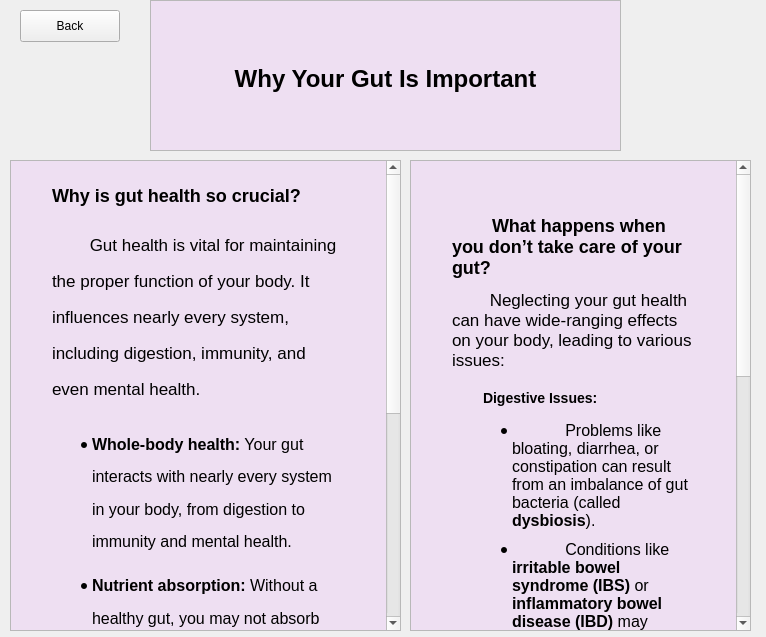
First picture: the form in A8EduApp/whyguthealthwidget.ui, repository University-of-Utah-CS3505/a9-edu-app-f24-00Calvin00, before the edit.
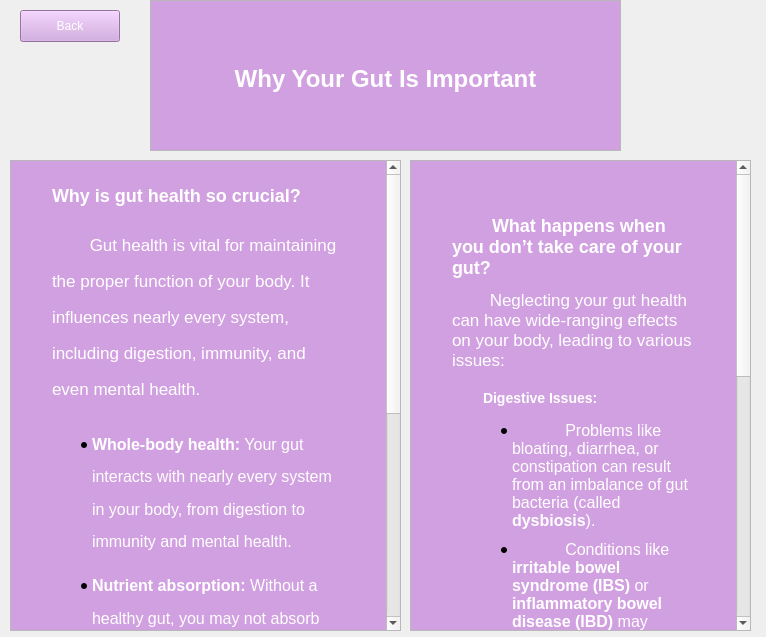
Second picture: the form after the edit.

Patch:
```diff
--- a/A8EduApp/whyguthealthwidget.ui
+++ b/A8EduApp/whyguthealthwidget.ui
@@ -23,7 +23,8 @@
     </rect>
    </property>
    <property name="styleSheet">
-    <string notr="true">color: rgb(0, 0, 0);</string>
+    <string notr="true">background-color: rgb(209, 160, 224);
+color: rgb(255, 255, 255);</string>
    </property>
    <property name="text">
     <string>Back</string>
@@ -48,9 +49,9 @@
 hr { height: 1px; border-width: 0; }
 li.unchecked::marker { content: &quot;\2610&quot;; }
 li.checked::marker { content: &quot;\2612&quot;; }
-&lt;/style&gt;&lt;/head&gt;&lt;body style=&quot; font-family:'Segoe UI'; font-size:9pt; font-weight:400; font-style:normal;&quot; bgcolor=&quot;#eedff2&quot;&gt;
-&lt;p style=&quot; margin-top:0px; margin-bottom:0px; margin-left:0px; margin-right:0px; -qt-block-indent:0; text-indent:0px;&quot;&gt;&lt;span style=&quot; font-family:'.AppleSystemUIFont'; font-size:13pt; color:#000000;&quot;&gt;    &lt;/span&gt;&lt;/p&gt;
-&lt;h1 align=&quot;center&quot; style=&quot; margin-top:40px; margin-bottom:30px; margin-left:37px; margin-right:37px; -qt-block-indent:0; text-indent:0px; line-height:180%;&quot;&gt;&lt;span style=&quot; font-family:'Times New Roman','Times','serif'; font-size:13pt; font-weight:700; color:#000000;&quot;&gt;Why Your Gut Is Important&lt;/span&gt;&lt;/h1&gt;&lt;/body&gt;&lt;/html&gt;</string>
+&lt;/style&gt;&lt;/head&gt;&lt;body style=&quot; font-family:'.AppleSystemUIFont'; font-size:13pt; font-weight:400; font-style:normal;&quot; bgcolor=&quot;#d1a0e0&quot;&gt;
+&lt;p style=&quot; margin-top:0px; margin-bottom:0px; margin-left:0px; margin-right:0px; -qt-block-indent:0; text-indent:0px;&quot;&gt;&lt;span style=&quot; color:#000000;&quot;&gt;    &lt;/span&gt;&lt;/p&gt;
+&lt;h1 align=&quot;center&quot; style=&quot; margin-top:40px; margin-bottom:30px; margin-left:37px; margin-right:37px; -qt-block-indent:0; text-indent:0px; line-height:180%;&quot;&gt;&lt;span style=&quot; font-family:'Times New Roman','Times','serif'; font-size:xx-large; font-weight:700; color:#ffffff;&quot;&gt;Why Your Gut Is Important&lt;/span&gt;&lt;/h1&gt;&lt;/body&gt;&lt;/html&gt;</string>
    </property>
   </widget>
   <widget class="QTextBrowser" name="textBrowser_2">
@@ -72,15 +73,15 @@
 hr { height: 1px; border-width: 0; }
 li.unchecked::marker { content: &quot;\2610&quot;; }
 li.checked::marker { content: &quot;\2612&quot;; }
-&lt;/style&gt;&lt;/head&gt;&lt;body style=&quot; font-family:'Segoe UI'; font-size:9pt; font-weight:400; font-style:normal;&quot; bgcolor=&quot;#eedff2&quot;&gt;
-&lt;p style=&quot; margin-top:0px; margin-bottom:0px; margin-left:0px; margin-right:0px; -qt-block-indent:0; text-indent:0px;&quot;&gt;&lt;span style=&quot; font-family:'.AppleSystemUIFont'; font-size:13pt; color:#000000;&quot;&gt;    &lt;/span&gt;&lt;/p&gt;
-&lt;h2 style=&quot; margin-top:0px; margin-bottom:12px; margin-left:37px; margin-right:37px; -qt-block-indent:0; text-indent:0px; line-height:180%;&quot;&gt;&lt;span style=&quot; font-family:'Times New Roman','Times','serif'; font-size:13pt; font-weight:700; color:#000000;&quot;&gt;Why is gut health so crucial?&lt;/span&gt;&lt;span style=&quot; font-family:'.AppleSystemUIFont'; font-size:13pt; font-weight:700; color:#000000;&quot;&gt;    &lt;/span&gt;&lt;/h2&gt;
-&lt;p style=&quot; margin-top:12px; margin-bottom:20px; margin-left:37px; margin-right:37px; -qt-block-indent:0; text-indent:0px; line-height:180%;&quot;&gt;&lt;span style=&quot; font-family:'Times New Roman','Times','serif'; font-size:13pt; color:#000000;&quot;&gt;        Gut health is vital for maintaining the proper function of your body. It influences nearly every system, including digestion, immunity, and even mental health.    &lt;/span&gt;&lt;span style=&quot; font-family:'.AppleSystemUIFont'; font-size:13pt; color:#ffffff;&quot;&gt;    &lt;/span&gt;&lt;/p&gt;
+&lt;/style&gt;&lt;/head&gt;&lt;body style=&quot; font-family:'.AppleSystemUIFont'; font-size:13pt; font-weight:400; font-style:normal;&quot; bgcolor=&quot;#d1a0e0&quot;&gt;
+&lt;p style=&quot; margin-top:0px; margin-bottom:0px; margin-left:0px; margin-right:0px; -qt-block-indent:0; text-indent:0px;&quot;&gt;&lt;span style=&quot; color:#000000;&quot;&gt;    &lt;/span&gt;&lt;/p&gt;
+&lt;h2 style=&quot; margin-top:0px; margin-bottom:12px; margin-left:37px; margin-right:37px; -qt-block-indent:0; text-indent:0px; line-height:180%;&quot;&gt;&lt;span style=&quot; font-family:'Times New Roman','Times','serif'; font-size:x-large; font-weight:700; color:#ffffff;&quot;&gt;Why is gut health so crucial?&lt;/span&gt;&lt;span style=&quot; font-size:x-large; font-weight:700; color:#000000;&quot;&gt;    &lt;/span&gt;&lt;/h2&gt;
+&lt;p style=&quot; margin-top:12px; margin-bottom:20px; margin-left:37px; margin-right:37px; -qt-block-indent:0; text-indent:0px; line-height:180%;&quot;&gt;&lt;span style=&quot; font-family:'Times New Roman','Times','serif'; color:#ffffff;&quot;&gt;        Gut health is vital for maintaining the proper function of your body. It influences nearly every system, including digestion, immunity, and even mental health.    &lt;/span&gt;&lt;span style=&quot; color:#ffffff;&quot;&gt;    &lt;/span&gt;&lt;/p&gt;
 &lt;ul style=&quot;margin-top: 0px; margin-bottom: 0px; margin-left: 0px; margin-right: 0px; -qt-list-indent: 1;&quot;&gt;
-&lt;li style=&quot; font-family:'Times New Roman','Times','serif'; font-size:13pt; color:#000000;&quot; style=&quot; margin-top:15px; margin-bottom:10px; margin-left:37px; margin-right:37px; -qt-block-indent:0; text-indent:0px; line-height:180%;&quot;&gt;&lt;span style=&quot; font-size:16px; font-weight:700;&quot;&gt;Whole-body health:&lt;/span&gt;&lt;span style=&quot; font-size:16px;&quot;&gt; Your gut interacts with nearly every system in your body, from digestion to immunity and mental health.&lt;/span&gt;&lt;span style=&quot; font-family:'.AppleSystemUIFont'; font-size:16px;&quot;&gt;        &lt;/span&gt;&lt;/li&gt;
-&lt;li style=&quot; font-family:'Times New Roman','Times','serif'; font-size:13pt; color:#000000;&quot; style=&quot; margin-top:0px; margin-bottom:10px; margin-left:37px; margin-right:37px; -qt-block-indent:0; text-indent:0px; line-height:180%;&quot;&gt;&lt;span style=&quot; font-size:16px; font-weight:700;&quot;&gt;Nutrient absorption:&lt;/span&gt;&lt;span style=&quot; font-size:16px;&quot;&gt; Without a healthy gut, you may not absorb essential nutrients properly, leading to deficiencies.&lt;/span&gt;&lt;span style=&quot; font-family:'.AppleSystemUIFont'; font-size:16px;&quot;&gt;        &lt;/span&gt;&lt;/li&gt;
-&lt;li style=&quot; font-family:'Times New Roman','Times','serif'; font-size:13pt; color:#000000;&quot; style=&quot; margin-top:0px; margin-bottom:10px; margin-left:37px; margin-right:37px; -qt-block-indent:0; text-indent:0px; line-height:180%;&quot;&gt;&lt;span style=&quot; font-size:16px; font-weight:700;&quot;&gt;Mental health:&lt;/span&gt;&lt;span style=&quot; font-size:16px;&quot;&gt; Your gut and brain communicate via the &lt;/span&gt;&lt;span style=&quot; font-size:16px; font-weight:700;&quot;&gt;gut-brain axis&lt;/span&gt;&lt;span style=&quot; font-size:16px;&quot;&gt;. Poor gut health can contribute to anxiety and depression.&lt;/span&gt;&lt;span style=&quot; font-family:'.AppleSystemUIFont'; font-size:16px;&quot;&gt;        &lt;/span&gt;&lt;/li&gt;
-&lt;li style=&quot; font-family:'Times New Roman','Times','serif'; font-size:13pt; color:#000000;&quot; style=&quot; margin-top:0px; margin-bottom:25px; margin-left:37px; margin-right:37px; -qt-block-indent:0; text-indent:0px; line-height:180%;&quot;&gt;&lt;span style=&quot; font-size:16px; font-weight:700;&quot;&gt;Immune defense:&lt;/span&gt;&lt;span style=&quot; font-size:16px;&quot;&gt; A healthy gut microbiome helps protect your body from infections and strengthens your immune system.&lt;/span&gt;&lt;span style=&quot; font-family:'.AppleSystemUIFont'; font-size:16px;&quot;&gt;    &lt;/span&gt;&lt;/li&gt;&lt;/ul&gt;&lt;/body&gt;&lt;/html&gt;</string>
+&lt;li style=&quot; font-family:'Times New Roman','Times','serif'; color:#ffffff;&quot; style=&quot; margin-top:15px; margin-bottom:10px; margin-left:37px; margin-right:37px; -qt-block-indent:0; text-indent:0px; line-height:180%;&quot;&gt;&lt;span style=&quot; font-size:16px; font-weight:700;&quot;&gt;Whole-body health:&lt;/span&gt;&lt;span style=&quot; font-size:16px;&quot;&gt; Your gut interacts with nearly every system in your body, from digestion to immunity and mental health.&lt;/span&gt;&lt;span style=&quot; font-family:'.AppleSystemUIFont'; font-size:16px;&quot;&gt;        &lt;/span&gt;&lt;/li&gt;
+&lt;li style=&quot; font-family:'Times New Roman','Times','serif'; color:#ffffff;&quot; style=&quot; margin-top:0px; margin-bottom:10px; margin-left:37px; margin-right:37px; -qt-block-indent:0; text-indent:0px; line-height:180%;&quot;&gt;&lt;span style=&quot; font-size:16px; font-weight:700;&quot;&gt;Nutrient absorption:&lt;/span&gt;&lt;span style=&quot; font-size:16px;&quot;&gt; Without a healthy gut, you may not absorb essential nutrients properly, leading to deficiencies.&lt;/span&gt;&lt;span style=&quot; font-family:'.AppleSystemUIFont'; font-size:16px;&quot;&gt;        &lt;/span&gt;&lt;/li&gt;
+&lt;li style=&quot; font-family:'Times New Roman','Times','serif'; color:#ffffff;&quot; style=&quot; margin-top:0px; margin-bottom:10px; margin-left:37px; margin-right:37px; -qt-block-indent:0; text-indent:0px; line-height:180%;&quot;&gt;&lt;span style=&quot; font-size:16px; font-weight:700;&quot;&gt;Mental health:&lt;/span&gt;&lt;span style=&quot; font-size:16px;&quot;&gt; Your gut and brain communicate via the &lt;/span&gt;&lt;span style=&quot; font-size:16px; font-weight:700;&quot;&gt;gut-brain axis&lt;/span&gt;&lt;span style=&quot; font-size:16px;&quot;&gt;. Poor gut health can contribute to anxiety and depression.&lt;/span&gt;&lt;span style=&quot; font-family:'.AppleSystemUIFont'; font-size:16px;&quot;&gt;        &lt;/span&gt;&lt;/li&gt;
+&lt;li style=&quot; font-family:'Times New Roman','Times','serif'; color:#ffffff;&quot; style=&quot; margin-top:0px; margin-bottom:25px; margin-left:37px; margin-right:37px; -qt-block-indent:0; text-indent:0px; line-height:180%;&quot;&gt;&lt;span style=&quot; font-size:16px; font-weight:700;&quot;&gt;Immune defense:&lt;/span&gt;&lt;span style=&quot; font-size:16px;&quot;&gt; A healthy gut microbiome helps protect your body from infections and strengthens your immune system.&lt;/span&gt;&lt;span style=&quot; font-family:'.AppleSystemUIFont'; font-size:16px;&quot;&gt;    &lt;/span&gt;&lt;/li&gt;&lt;/ul&gt;&lt;/body&gt;&lt;/html&gt;</string>
    </property>
   </widget>
   <widget class="QTextBrowser" name="textBrowser_3">
@@ -102,22 +103,22 @@
 hr { height: 1px; border-width: 0; }
 li.unchecked::marker { content: &quot;\2610&quot;; }
 li.checked::marker { content: &quot;\2612&quot;; }
-&lt;/style&gt;&lt;/head&gt;&lt;body style=&quot; font-family:'Segoe UI'; font-size:9pt; font-weight:400; font-style:normal;&quot; bgcolor=&quot;#eedff2&quot;&gt;
-&lt;p style=&quot; margin-top:0px; margin-bottom:0px; margin-left:0px; margin-right:0px; -qt-block-indent:0; text-indent:0px;&quot;&gt;&lt;span style=&quot; font-family:'.AppleSystemUIFont'; font-size:13pt;&quot;&gt;    &lt;/span&gt;&lt;/p&gt;
-&lt;h2 style=&quot; margin-top:30px; margin-bottom:12px; margin-left:37px; margin-right:37px; -qt-block-indent:0; text-indent:0px;&quot;&gt;&lt;span style=&quot; font-family:'.AppleSystemUIFont'; font-size:13pt; font-weight:700; color:#000000;&quot;&gt;        &lt;/span&gt;&lt;span style=&quot; font-family:'Times New Roman','Times','serif'; font-size:13pt; font-weight:700; color:#000000;&quot;&gt;What happens when you don’t take care of your gut?&lt;/span&gt;&lt;span style=&quot; font-family:'.AppleSystemUIFont'; font-size:13pt; font-weight:700; color:#ffffff;&quot;&gt;    &lt;/span&gt;&lt;span style=&quot; font-family:'.AppleSystemUIFont'; font-size:13pt; font-weight:700;&quot;&gt;    &lt;/span&gt;&lt;/h2&gt;
-&lt;p style=&quot; margin-top:12px; margin-bottom:20px; margin-left:37px; margin-right:37px; -qt-block-indent:0; text-indent:0px;&quot;&gt;&lt;span style=&quot; font-family:'.AppleSystemUIFont'; font-size:13pt; color:#000000;&quot;&gt;        &lt;/span&gt;&lt;span style=&quot; font-family:'Times New Roman','Times','serif'; font-size:13pt; color:#000000;&quot;&gt;Neglecting your gut health can have wide-ranging effects on your body, leading to various issues:&lt;/span&gt;&lt;span style=&quot; font-family:'.AppleSystemUIFont'; font-size:13pt; color:#000000;&quot;&gt;    &lt;/span&gt;&lt;span style=&quot; font-family:'.AppleSystemUIFont'; font-size:13pt;&quot;&gt;    &lt;/span&gt;&lt;/p&gt;
-&lt;h3 style=&quot; margin-top:14px; margin-bottom:12px; margin-left:37px; margin-right:37px; -qt-block-indent:0; text-indent:0px;&quot;&gt;&lt;span style=&quot; font-family:'.AppleSystemUIFont'; font-size:13pt; font-weight:700; color:#000000;&quot;&gt;        &lt;/span&gt;&lt;span style=&quot; font-family:'Times New Roman','Times','serif'; font-size:13pt; font-weight:700; color:#000000;&quot;&gt;Digestive Issues:&lt;/span&gt;&lt;span style=&quot; font-family:'.AppleSystemUIFont'; font-size:13pt; font-weight:700; color:#000000;&quot;&gt;    &lt;/span&gt;&lt;span style=&quot; font-family:'.AppleSystemUIFont'; font-size:13pt; font-weight:700;&quot;&gt;    &lt;/span&gt;&lt;/h3&gt;
+&lt;/style&gt;&lt;/head&gt;&lt;body style=&quot; font-family:'.AppleSystemUIFont'; font-size:13pt; font-weight:400; font-style:normal;&quot; bgcolor=&quot;#d1a0e0&quot;&gt;
+&lt;p style=&quot; margin-top:0px; margin-bottom:0px; margin-left:0px; margin-right:0px; -qt-block-indent:0; text-indent:0px;&quot;&gt;    &lt;/p&gt;
+&lt;h2 style=&quot; margin-top:30px; margin-bottom:12px; margin-left:37px; margin-right:37px; -qt-block-indent:0; text-indent:0px;&quot;&gt;&lt;span style=&quot; font-size:x-large; font-weight:700; color:#000000;&quot;&gt;        &lt;/span&gt;&lt;span style=&quot; font-family:'Times New Roman','Times','serif'; font-size:x-large; font-weight:700; color:#ffffff;&quot;&gt;What happens when you don’t take care of your gut?&lt;/span&gt;&lt;span style=&quot; font-size:x-large; font-weight:700; color:#ffffff;&quot;&gt;    &lt;/span&gt;&lt;span style=&quot; font-size:x-large; font-weight:700;&quot;&gt;    &lt;/span&gt;&lt;/h2&gt;
+&lt;p style=&quot; margin-top:12px; margin-bottom:20px; margin-left:37px; margin-right:37px; -qt-block-indent:0; text-indent:0px;&quot;&gt;&lt;span style=&quot; color:#ffffff;&quot;&gt;        &lt;/span&gt;&lt;span style=&quot; font-family:'Times New Roman','Times','serif'; color:#ffffff;&quot;&gt;Neglecting your gut health can have wide-ranging effects on your body, leading to various issues:&lt;/span&gt;&lt;span style=&quot; color:#000000;&quot;&gt;    &lt;/span&gt;    &lt;/p&gt;
+&lt;h3 style=&quot; margin-top:14px; margin-bottom:12px; margin-left:37px; margin-right:37px; -qt-block-indent:0; text-indent:0px;&quot;&gt;&lt;span style=&quot; font-size:large; font-weight:700; color:#000000;&quot;&gt;        &lt;/span&gt;&lt;span style=&quot; font-family:'Times New Roman','Times','serif'; font-size:large; font-weight:700; color:#ffffff;&quot;&gt;Digestive Issues:&lt;/span&gt;&lt;span style=&quot; font-size:large; font-weight:700; color:#000000;&quot;&gt;    &lt;/span&gt;&lt;span style=&quot; font-size:large; font-weight:700;&quot;&gt;    &lt;/span&gt;&lt;/h3&gt;
 &lt;ul style=&quot;margin-top: 0px; margin-bottom: 0px; margin-left: 0px; margin-right: 0px; -qt-list-indent: 1;&quot;&gt;
-&lt;li style=&quot; font-family:'Times New Roman','Times','serif'; font-size:13pt; color:#000000;&quot; style=&quot; margin-top:15px; margin-bottom:10px; margin-left:57px; margin-right:37px; -qt-block-indent:0; text-indent:0px;&quot;&gt;&lt;span style=&quot; font-size:16px;&quot;&gt;            Problems like bloating, diarrhea, or constipation can result from an imbalance of gut bacteria (called &lt;/span&gt;&lt;span style=&quot; font-size:16px; font-weight:700;&quot;&gt;dysbiosis&lt;/span&gt;&lt;span style=&quot; font-size:16px;&quot;&gt;).        &lt;/span&gt;&lt;span style=&quot; font-family:'.AppleSystemUIFont'; font-size:16px;&quot;&gt;        &lt;/span&gt;&lt;/li&gt;
-&lt;li style=&quot; font-family:'Times New Roman','Times','serif'; font-size:13pt; color:#000000;&quot; style=&quot; margin-top:0px; margin-bottom:25px; margin-left:57px; margin-right:37px; -qt-block-indent:0; text-indent:0px;&quot;&gt;&lt;span style=&quot; font-size:16px;&quot;&gt;            Conditions like &lt;/span&gt;&lt;span style=&quot; font-size:16px; font-weight:700;&quot;&gt;irritable bowel syndrome (IBS)&lt;/span&gt;&lt;span style=&quot; font-size:16px;&quot;&gt; or &lt;/span&gt;&lt;span style=&quot; font-size:16px; font-weight:700;&quot;&gt;inflammatory bowel disease (IBD)&lt;/span&gt;&lt;span style=&quot; font-size:16px;&quot;&gt; may worsen with poor gut health.        &lt;/span&gt;&lt;span style=&quot; font-family:'.AppleSystemUIFont'; font-size:16px;&quot;&gt;        &lt;/span&gt;&lt;/li&gt;&lt;/ul&gt;
-&lt;h3 style=&quot; margin-top:14px; margin-bottom:12px; margin-left:37px; margin-right:37px; -qt-block-indent:0; text-indent:0px;&quot;&gt;&lt;span style=&quot; font-family:'.AppleSystemUIFont'; font-size:13pt; font-weight:700; color:#000000;&quot;&gt;        &lt;/span&gt;&lt;span style=&quot; font-family:'Times New Roman','Times','serif'; font-size:13pt; font-weight:700; color:#000000;&quot;&gt;Chronic Diseases:&lt;/span&gt;&lt;span style=&quot; font-family:'.AppleSystemUIFont'; font-size:13pt; font-weight:700; color:#000000;&quot;&gt;    &lt;/span&gt;&lt;span style=&quot; font-family:'.AppleSystemUIFont'; font-size:13pt; font-weight:700;&quot;&gt;    &lt;/span&gt;&lt;/h3&gt;
+&lt;li style=&quot; font-family:'Times New Roman','Times','serif'; color:#ffffff;&quot; style=&quot; margin-top:15px; margin-bottom:10px; margin-left:57px; margin-right:37px; -qt-block-indent:0; text-indent:0px;&quot;&gt;&lt;span style=&quot; font-size:16px;&quot;&gt;            Problems like bloating, diarrhea, or constipation can result from an imbalance of gut bacteria (called &lt;/span&gt;&lt;span style=&quot; font-size:16px; font-weight:700;&quot;&gt;dysbiosis&lt;/span&gt;&lt;span style=&quot; font-size:16px;&quot;&gt;).        &lt;/span&gt;&lt;span style=&quot; font-family:'.AppleSystemUIFont'; font-size:16px;&quot;&gt;        &lt;/span&gt;&lt;/li&gt;
+&lt;li style=&quot; font-family:'Times New Roman','Times','serif'; color:#ffffff;&quot; style=&quot; margin-top:0px; margin-bottom:25px; margin-left:57px; margin-right:37px; -qt-block-indent:0; text-indent:0px;&quot;&gt;&lt;span style=&quot; font-size:16px;&quot;&gt;            Conditions like &lt;/span&gt;&lt;span style=&quot; font-size:16px; font-weight:700;&quot;&gt;irritable bowel syndrome (IBS)&lt;/span&gt;&lt;span style=&quot; font-size:16px;&quot;&gt; or &lt;/span&gt;&lt;span style=&quot; font-size:16px; font-weight:700;&quot;&gt;inflammatory bowel disease (IBD)&lt;/span&gt;&lt;span style=&quot; font-size:16px;&quot;&gt; may worsen with poor gut health.        &lt;/span&gt;&lt;span style=&quot; font-family:'.AppleSystemUIFont'; font-size:16px;&quot;&gt;        &lt;/span&gt;&lt;/li&gt;&lt;/ul&gt;
+&lt;h3 style=&quot; margin-top:14px; margin-bottom:12px; margin-left:37px; margin-right:37px; -qt-block-indent:0; text-indent:0px;&quot;&gt;&lt;span style=&quot; font-size:large; font-weight:700; color:#000000;&quot;&gt;        &lt;/span&gt;&lt;span style=&quot; font-family:'Times New Roman','Times','serif'; font-size:large; font-weight:700; color:#ffffff;&quot;&gt;Chronic Diseases:&lt;/span&gt;&lt;span style=&quot; font-size:large; font-weight:700; color:#000000;&quot;&gt;    &lt;/span&gt;&lt;span style=&quot; font-size:large; font-weight:700;&quot;&gt;    &lt;/span&gt;&lt;/h3&gt;
 &lt;ul style=&quot;margin-top: 0px; margin-bottom: 0px; margin-left: 0px; margin-right: 0px; -qt-list-indent: 1;&quot;&gt;
-&lt;li style=&quot; font-family:'Times New Roman','Times','serif'; font-size:13pt; color:#000000;&quot; style=&quot; margin-top:15px; margin-bottom:10px; margin-left:57px; margin-right:37px; -qt-block-indent:0; text-indent:0px;&quot;&gt;&lt;span style=&quot; font-size:16px;&quot;&gt;            &lt;/span&gt;&lt;span style=&quot; font-size:16px; font-weight:700;&quot;&gt;Dysbiosis&lt;/span&gt;&lt;span style=&quot; font-size:16px;&quot;&gt; has been linked to autoimmune diseases, such as rheumatoid arthritis, and heart disease.        &lt;/span&gt;&lt;span style=&quot; font-family:'.AppleSystemUIFont'; font-size:16px;&quot;&gt;        &lt;/span&gt;&lt;/li&gt;
-&lt;li style=&quot; font-family:'Times New Roman','Times','serif'; font-size:13pt; color:#000000;&quot; style=&quot; margin-top:0px; margin-bottom:25px; margin-left:57px; margin-right:37px; -qt-block-indent:0; text-indent:0px;&quot;&gt;&lt;span style=&quot; font-size:16px;&quot;&gt;            Certain gut bacteria produce harmful chemicals like &lt;/span&gt;&lt;span style=&quot; font-size:16px; font-weight:700;&quot;&gt;TMAO&lt;/span&gt;&lt;span style=&quot; font-size:16px;&quot;&gt;, which can cause cholesterol to build up in your arteries, leading to heart disease.        &lt;/span&gt;&lt;span style=&quot; font-family:'.AppleSystemUIFont'; font-size:16px;&quot;&gt;        &lt;/span&gt;&lt;/li&gt;&lt;/ul&gt;
-&lt;h3 style=&quot; margin-top:14px; margin-bottom:12px; margin-left:37px; margin-right:37px; -qt-block-indent:0; text-indent:0px;&quot;&gt;&lt;span style=&quot; font-family:'.AppleSystemUIFont'; font-size:13pt; font-weight:700; color:#000000;&quot;&gt;        &lt;/span&gt;&lt;span style=&quot; font-family:'Times New Roman','Times','serif'; font-size:13pt; font-weight:700; color:#000000;&quot;&gt;Weakened Immunity:&lt;/span&gt;&lt;span style=&quot; font-family:'.AppleSystemUIFont'; font-size:13pt; font-weight:700; color:#000000;&quot;&gt;    &lt;/span&gt;&lt;span style=&quot; font-family:'.AppleSystemUIFont'; font-size:13pt; font-weight:700;&quot;&gt;    &lt;/span&gt;&lt;/h3&gt;
+&lt;li style=&quot; font-family:'Times New Roman','Times','serif'; color:#ffffff;&quot; style=&quot; margin-top:15px; margin-bottom:10px; margin-left:57px; margin-right:37px; -qt-block-indent:0; text-indent:0px;&quot;&gt;&lt;span style=&quot; font-size:16px;&quot;&gt;            &lt;/span&gt;&lt;span style=&quot; font-size:16px; font-weight:700;&quot;&gt;Dysbiosis&lt;/span&gt;&lt;span style=&quot; font-size:16px;&quot;&gt; has been linked to autoimmune diseases, such as rheumatoid arthritis, and heart disease.        &lt;/span&gt;&lt;span style=&quot; font-family:'.AppleSystemUIFont'; font-size:16px;&quot;&gt;        &lt;/span&gt;&lt;/li&gt;
+&lt;li style=&quot; font-family:'Times New Roman','Times','serif'; color:#ffffff;&quot; style=&quot; margin-top:0px; margin-bottom:25px; margin-left:57px; margin-right:37px; -qt-block-indent:0; text-indent:0px;&quot;&gt;&lt;span style=&quot; font-size:16px;&quot;&gt;            Certain gut bacteria produce harmful chemicals like &lt;/span&gt;&lt;span style=&quot; font-size:16px; font-weight:700;&quot;&gt;TMAO&lt;/span&gt;&lt;span style=&quot; font-size:16px;&quot;&gt;, which can cause cholesterol to build up in your arteries, leading to heart disease.        &lt;/span&gt;&lt;span style=&quot; font-family:'.AppleSystemUIFont'; font-size:16px;&quot;&gt;        &lt;/span&gt;&lt;/li&gt;&lt;/ul&gt;
+&lt;h3 style=&quot; margin-top:14px; margin-bottom:12px; margin-left:37px; margin-right:37px; -qt-block-indent:0; text-indent:0px;&quot;&gt;&lt;span style=&quot; font-size:large; font-weight:700; color:#000000;&quot;&gt;        &lt;/span&gt;&lt;span style=&quot; font-family:'Times New Roman','Times','serif'; font-size:large; font-weight:700; color:#ffffff;&quot;&gt;Weakened Immunity:&lt;/span&gt;&lt;span style=&quot; font-size:large; font-weight:700; color:#000000;&quot;&gt;    &lt;/span&gt;&lt;span style=&quot; font-size:large; font-weight:700;&quot;&gt;    &lt;/span&gt;&lt;/h3&gt;
 &lt;ul style=&quot;margin-top: 0px; margin-bottom: 0px; margin-left: 0px; margin-right: 0px; -qt-list-indent: 1;&quot;&gt;
-&lt;li style=&quot; font-family:'Times New Roman','Times','serif'; font-size:13pt; color:#000000;&quot; style=&quot; margin-top:15px; margin-bottom:10px; margin-left:57px; margin-right:37px; -qt-block-indent:0; text-indent:0px;&quot;&gt;&lt;span style=&quot; font-size:16px;&quot;&gt;            Without good bacteria, your gut’s ability to fight harmful pathogens is reduced.        &lt;/span&gt;&lt;span style=&quot; font-family:'.AppleSystemUIFont'; font-size:16px;&quot;&gt;        &lt;/span&gt;&lt;/li&gt;
-&lt;li style=&quot; font-family:'Times New Roman','Times','serif'; font-size:13pt; color:#000000;&quot; style=&quot; margin-top:0px; margin-bottom:25px; margin-left:57px; margin-right:37px; -qt-block-indent:0; text-indent:0px;&quot;&gt;&lt;span style=&quot; font-size:16px;&quot;&gt;            Infections or even systemic illnesses may result if the gut barrier is compromised.        &lt;/span&gt;&lt;span style=&quot; font-family:'.AppleSystemUIFont'; font-size:16px;&quot;&gt;    &lt;/span&gt;&lt;/li&gt;&lt;/ul&gt;&lt;/body&gt;&lt;/html&gt;</string>
+&lt;li style=&quot; font-family:'Times New Roman','Times','serif'; color:#ffffff;&quot; style=&quot; margin-top:15px; margin-bottom:10px; margin-left:57px; margin-right:37px; -qt-block-indent:0; text-indent:0px;&quot;&gt;&lt;span style=&quot; font-size:16px;&quot;&gt;            Without good bacteria, your gut’s ability to fight harmful pathogens is reduced.        &lt;/span&gt;&lt;span style=&quot; font-family:'.AppleSystemUIFont'; font-size:16px;&quot;&gt;        &lt;/span&gt;&lt;/li&gt;
+&lt;li style=&quot; font-family:'Times New Roman','Times','serif'; color:#ffffff;&quot; style=&quot; margin-top:0px; margin-bottom:25px; margin-left:57px; margin-right:37px; -qt-block-indent:0; text-indent:0px;&quot;&gt;&lt;span style=&quot; font-size:16px;&quot;&gt;            Infections or even systemic illnesses may result if the gut barrier is compromised.        &lt;/span&gt;&lt;span style=&quot; font-family:'.AppleSystemUIFont'; font-size:16px;&quot;&gt;    &lt;/span&gt;&lt;/li&gt;&lt;/ul&gt;&lt;/body&gt;&lt;/html&gt;</string>
    </property>
   </widget>
  </widget>
```
